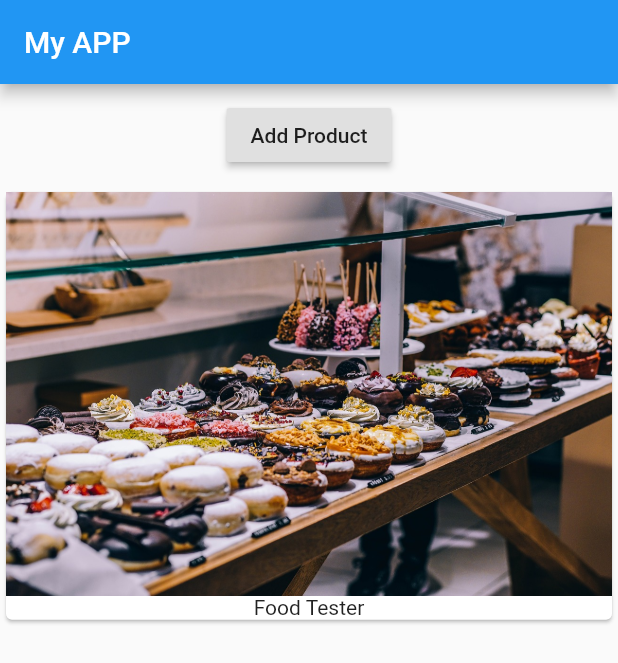
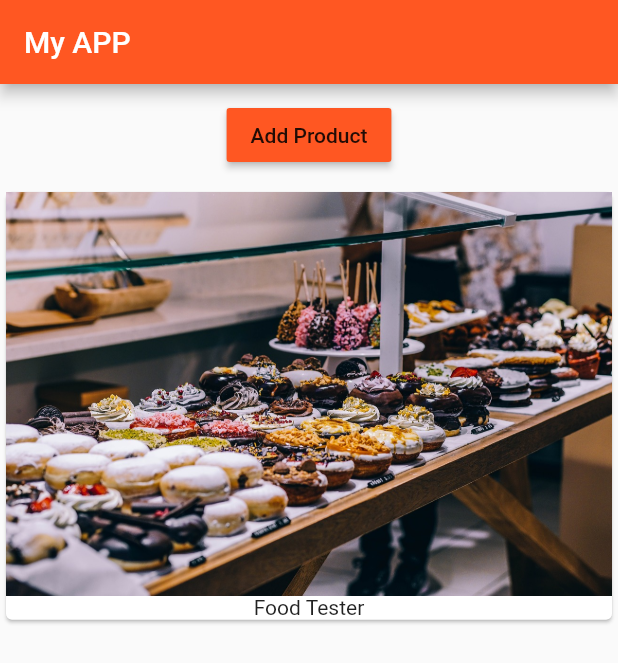
Before and after one commit to kunalindoliya/First-Flutter-App, a Flutter app: the screen it shows after launch, on a phone screen of 412 x 824 dp. Shown: the top 663 px of the screen. Run offline on Flutter 3.47's test engine with Material 2 defaults, Android fonts, the phone set to English and light mode, and no system bars.

Commit message:
Adding Material Design.

```diff
--- a/lib/main.dart
+++ b/lib/main.dart
@@ -8,11 +8,17 @@ class MyApp extends StatelessWidget {
   @override
   Widget build(BuildContext context) {
     return MaterialApp(
+      theme: ThemeData(
+        //brightness: Brightness.dark, for dark color
+        brightness: Brightness.light,
+        primarySwatch: Colors.deepOrange,
+        accentColor: Colors.deepPurple
+      ),
       home: Scaffold(
           appBar: AppBar(
             title: Text('My APP'),
           ),
-          body:ProductManager(),
+          body:ProductManager("Food Tester"),
       ),
     );
   }
--- a/lib/product_manager.dart
+++ b/lib/product_manager.dart
@@ -3,6 +3,8 @@ import 'package:flutter/material.dart';
 import './products.dart';
 
 class ProductManager extends StatefulWidget {
+  final String startingProduct;
+  ProductManager(this.startingProduct);
   @override
   State<StatefulWidget> createState() {
     // TODO: implement createState
@@ -11,12 +13,18 @@ class ProductManager extends StatefulWidget {
 }
 
 class _ProductManagerState extends State<ProductManager> {
-  List<String> _products = ['Food Tester'];
+  List<String> _products=[];
+  @override
+  void initState() {
+    super.initState();
+    _products.add(widget.startingProduct);
+  }
   @override
   Widget build(BuildContext context) {
     return Column(children:[ Container(
       margin: EdgeInsets.all(10.0),
       child: RaisedButton(
+        color: Theme.of(context).primaryColor,
         onPressed: () {
           setState(() {
             _products.add("Advanced Food Tester");
```
